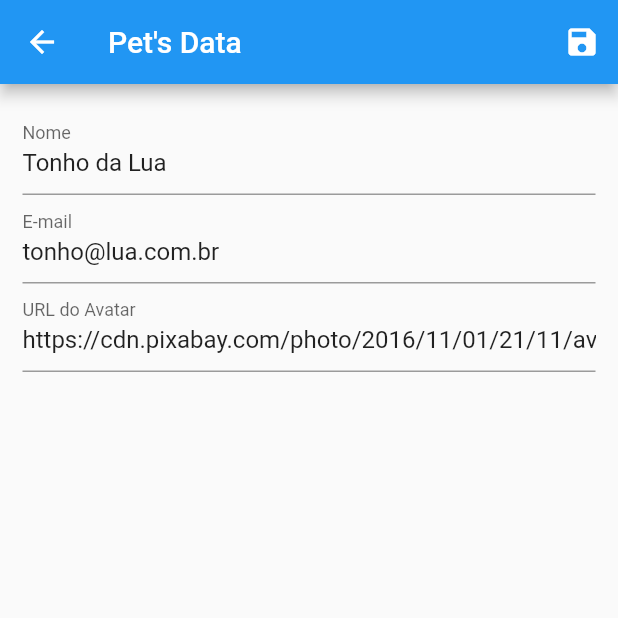
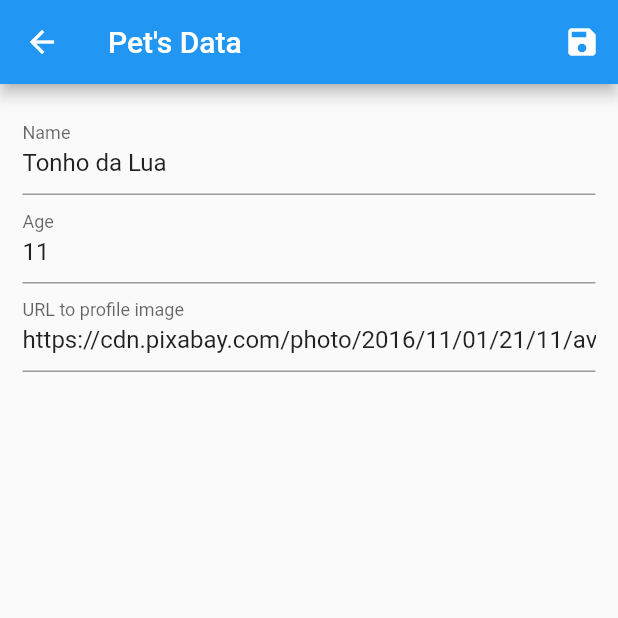
Before and after one commit to BrunoThuma/mypetmeds, a Flutter app: the screen it shows after launch, after a tap on the "edit" icon, on a phone screen of 412 x 824 dp, the top half of it. Run offline on Flutter 3.47's test engine with Material 2 defaults, Android fonts, the phone set to English and light mode, and no system bars; network calls fail.

Commit message:
changes email to age

```diff
--- a/lib/components/user_tile.dart
+++ b/lib/components/user_tile.dart
@@ -5,7 +5,6 @@ import 'package:mypetmeds2/views/medications_list.dart';
 import 'package:mypetmeds2/provider/users.dart';
 import 'package:mypetmeds2/routes/app_routes.dart';
 import 'package:provider/provider.dart';
-import 'package:mypetmeds2/data/users_teste.dart';
 
 class UserTile extends StatelessWidget {
   final User user;
@@ -19,7 +18,7 @@ class UserTile extends StatelessWidget {
     return ListTile(
       leading: avatar,
       title: Text(user.name),
-      subtitle: Text(user.email),
+      subtitle: Text(user.age),
       trailing: Container(
         width: 100,
         child: Row(
--- a/lib/data/users_teste.dart
+++ b/lib/data/users_teste.dart
@@ -21,7 +21,7 @@ var USERS_TESTE = {
     },
     id: '1',
     name: 'Tonho da Lua',
-    email: 'tonho@lua.com.br',
+    age: '11',
     avatarUrl: 'https://cdn.pixabay.com/photo/2016/11/01/21/11/avatar-1789663_960_720.png',
   ),
   '2': const User(
@@ -43,7 +43,7 @@ var USERS_TESTE = {
     },
     id: '2',
     name: 'Jamanta',
-    email: 'jamanta@naosabe.com.br',
+    age: '2',
     avatarUrl: 'https://cdn.pixabay.com/photo/2018/08/28/12/41/avatar-3637425_960_720.png',
   ),
   '3': const User(
@@ -65,7 +65,7 @@ var USERS_TESTE = {
     },
     id: '3',
     name: 'Paola Bracho',
-    email: 'usurpadora@televisa.com.br',
+    age: '4',
     avatarUrl: 'https://cdn.pixabay.com/photo/2017/03/01/22/18/avatar-2109804_960_720.png',
   ),
 };
--- a/lib/main.dart
+++ b/lib/main.dart
@@ -19,7 +19,7 @@ class MyApp extends StatelessWidget {
     return ChangeNotifierProvider(
       create: (ctx) => Users(),
       child: MaterialApp(
-        title: 'My Pets',
+        title: 'MyetMeds',
         theme: ThemeData(
           primarySwatch: Colors.blue,
           // This makes the visual density adapt to the platform that you run
--- a/lib/models/user.dart
+++ b/lib/models/user.dart
@@ -3,7 +3,7 @@ import 'package:mypetmeds2/models/medication.dart';
 class User {
   final String id;
   final String name;
-  final String email;
+  final String age;
   final String avatarUrl;
   final Map<String, Medication> meds;
 
@@ -11,7 +11,7 @@ class User {
     required this.meds,
     required this.id,
     required this.name,
-    required this.email,
+    required this.age,
     required this.avatarUrl,
   });
 }
--- a/lib/provider/users.dart
+++ b/lib/provider/users.dart
@@ -33,7 +33,7 @@ class Users with ChangeNotifier {
                 meds: user.meds,
                 id: user.id,
                 name: user.name,
-                email: user.email,
+                age: user.age,
                 avatarUrl: user.avatarUrl,
               ));
     } else {
@@ -44,7 +44,7 @@ class Users with ChangeNotifier {
                 meds: {},
                 id: id,
                 name: user.name,
-                email: user.email,
+                age: user.age,
                 avatarUrl: user.avatarUrl,
               ));
     }
--- a/lib/views/user_form.dart
+++ b/lib/views/user_form.dart
@@ -14,7 +14,7 @@ class UserForm extends StatelessWidget {
     if (user != null) {
       _formData['id'] = user.id;
       _formData['name'] = user.name;
-      _formData['email'] = user.email;
+      _formData['age'] = user.age;
       _formData['avatarUrl'] = user.avatarUrl;
     } else {
       print("User is null, showing empty form");
@@ -41,7 +41,7 @@ class UserForm extends StatelessWidget {
                       meds: {'9' : Medication(id: '9', name: "Teste", dosage: "25mg", frequency: "1 every 1", startDate: "aaaa", endDate: "aaaaaaa")},
                       id: _formData['id'] ?? Random(420).toString(),
                       name: _formData['name']!,
-                      email: _formData['email']!,
+                      age: _formData['age']!,
                       avatarUrl: _formData['avatarUrl']!,
                     ),
                   );
@@ -62,7 +62,7 @@ class UserForm extends StatelessWidget {
                 children: <Widget>[
                   TextFormField(
                     initialValue: _formData['name'],
-                    decoration: InputDecoration(labelText: 'Nome'),
+                    decoration: InputDecoration(labelText: 'Name'),
                     validator: (value) {
                       if (value == null || value.isEmpty)
                         return 'Nome inválido!';
@@ -72,13 +72,13 @@ class UserForm extends StatelessWidget {
                     onSaved: (value) => _formData['name'] = value ?? "",
                   ),
                   TextFormField(
-                    initialValue: _formData['email'],
-                    decoration: InputDecoration(labelText: 'E-mail'),
-                    onSaved: (value) => _formData['email'] = value ?? "",
+                    initialValue: _formData['age'],
+                    decoration: InputDecoration(labelText: 'Age'),
+                    onSaved: (value) => _formData['Age'] = value ?? "",
                   ),
                   TextFormField(
                     initialValue: _formData['avatarUrl'],
-                    decoration: InputDecoration(labelText: 'URL do Avatar'),
+                    decoration: InputDecoration(labelText: 'URL to profile image'),
                     onSaved: (value) => _formData['avatarUrl'] = value ?? "",
                   ),
                 ],
--- a/lib/views/user_list.dart
+++ b/lib/views/user_list.dart
@@ -10,7 +10,7 @@ class  UserList extends StatelessWidget {
     final Users users=Provider.of(context);
     return Scaffold(
       appBar: AppBar(
-        title: Text("Lista de Usuários"),
+        title: Text("My Pets List"),
         actions: <Widget>[
           IconButton(
             icon: Icon(Icons.add),
```
